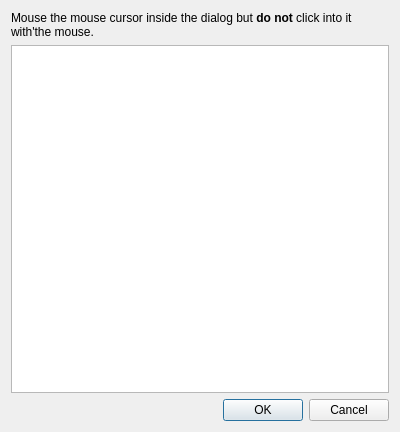
Above: src/tabletfinder/hwbuttondialog.ui from KDE/wacomtablet before the change. Below: the same form after it.
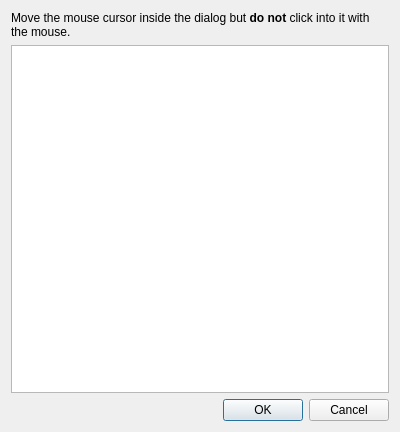
That is the form after the change.

```diff
--- a/src/tabletfinder/hwbuttondialog.ui
+++ b/src/tabletfinder/hwbuttondialog.ui
@@ -23,7 +23,7 @@
       </sizepolicy>
      </property>
      <property name="text">
-      <string>Mouse the mouse cursor inside the dialog but &lt;b&gt;do not&lt;/b&gt; click into it with'the mouse.</string>
+      <string>Move the mouse cursor inside the dialog but &lt;b&gt;do not&lt;/b&gt; click into it with the mouse.</string>
      </property>
      <property name="wordWrap">
       <bool>true</bool>
```
